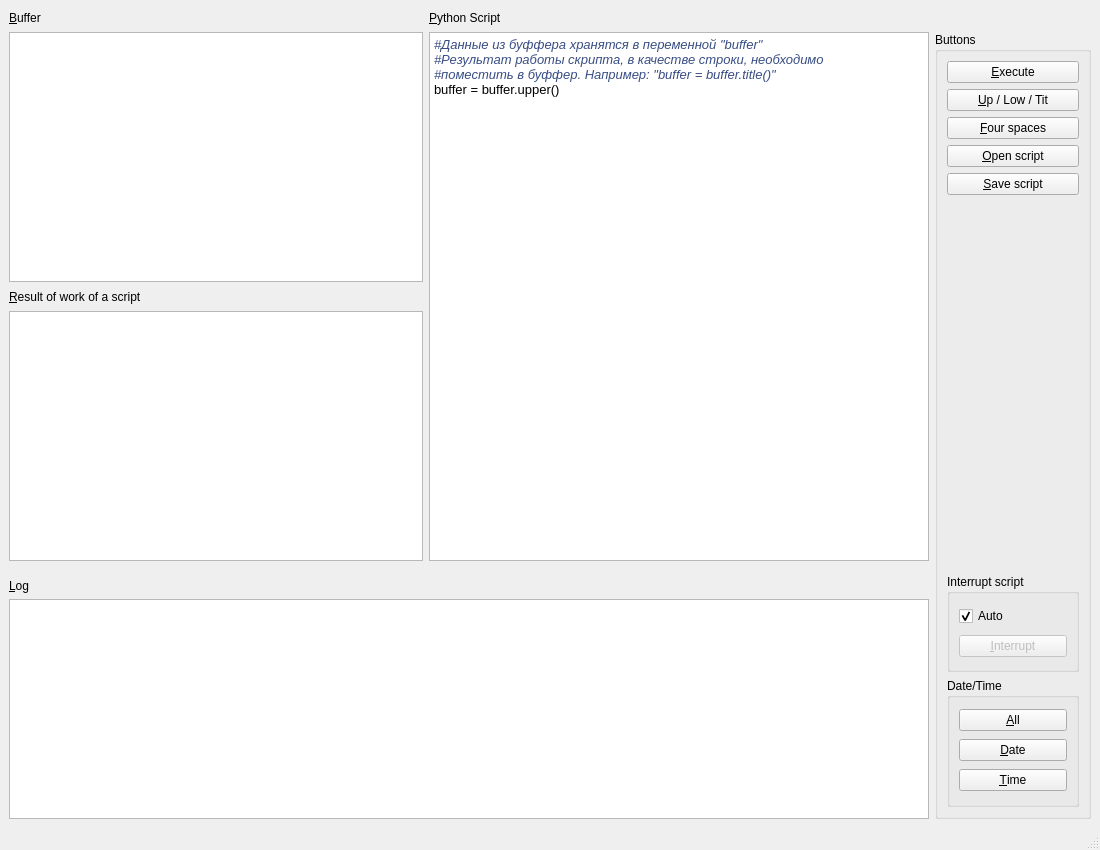
Mr-Morgan/Internships, file PythonScriptSupportQtWidgets/mainwindow.ui: the form before one commit.
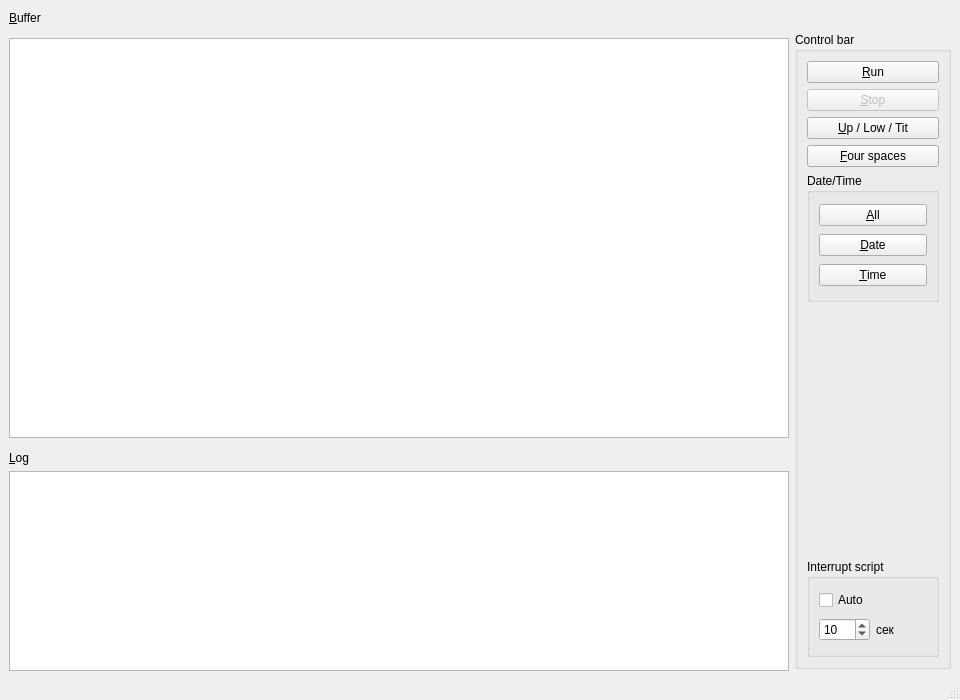
The form after the commit. Custom widgets are drawn as their Qt base class.

```diff
--- a/PythonScriptSupportQtWidgets/mainwindow.ui
+++ b/PythonScriptSupportQtWidgets/mainwindow.ui
@@ -6,14 +6,14 @@
    <rect>
     <x>0</x>
     <y>0</y>
-    <width>1100</width>
-    <height>850</height>
+    <width>960</width>
+    <height>700</height>
    </rect>
   </property>
   <property name="minimumSize">
    <size>
     <width>960</width>
-    <height>850</height>
+    <height>700</height>
    </size>
   </property>
   <property name="windowTitle">
@@ -37,23 +37,67 @@
       </property>
      </widget>
     </item>
-    <item row="0" column="1" colspan="2">
-     <widget class="QLabel" name="label_2">
-      <property name="text">
-       <string>&amp;Python Script</string>
-      </property>
-      <property name="buddy">
-       <cstring>pyScriptEdit</cstring>
+    <item row="2" column="0" rowspan="2">
+     <widget class="TextEdit" name="textEdit">
+      <property name="minimumSize">
+       <size>
+        <width>0</width>
+        <height>400</height>
+       </size>
       </property>
      </widget>
     </item>
-    <item row="1" column="3" rowspan="8">
+    <item row="1" column="1" rowspan="7" colspan="2">
      <widget class="QGroupBox" name="groupBox_2">
       <property name="title">
-       <string>Buttons</string>
+       <string>Control bar</string>
       </property>
       <layout class="QGridLayout" name="gridLayout_3">
-       <item row="8" column="0">
+       <item row="2" column="0">
+        <widget class="QPushButton" name="UpperLowerTitleButton">
+         <property name="text">
+          <string>&amp;Up / Low / Tit</string>
+         </property>
+        </widget>
+       </item>
+       <item row="0" column="0">
+        <widget class="QPushButton" name="pushButton">
+         <property name="text">
+          <string>&amp;Run</string>
+         </property>
+        </widget>
+       </item>
+       <item row="1" column="0">
+        <widget class="QPushButton" name="interruptButton">
+         <property name="enabled">
+          <bool>false</bool>
+         </property>
+         <property name="text">
+          <string>&amp;Stop</string>
+         </property>
+        </widget>
+       </item>
+       <item row="3" column="0">
+        <widget class="QPushButton" name="fourSpacesButton">
+         <property name="text">
+          <string>&amp;Four spaces</string>
+         </property>
+        </widget>
+       </item>
+       <item row="7" column="0">
+        <spacer name="verticalSpacer">
+         <property name="orientation">
+          <enum>Qt::Vertical</enum>
+         </property>
+         <property name="sizeHint" stdset="0">
+          <size>
+           <width>20</width>
+           <height>40</height>
+          </size>
+         </property>
+        </spacer>
+       </item>
+       <item row="4" column="0">
         <widget class="QGroupBox" name="groupBox">
          <property name="minimumSize">
           <size>
@@ -95,55 +139,7 @@
          </layout>
         </widget>
        </item>
-       <item row="2" column="0">
-        <widget class="QPushButton" name="fourSpacesButton">
-         <property name="text">
-          <string>&amp;Four spaces</string>
-         </property>
-        </widget>
-       </item>
-       <item row="1" column="0">
-        <widget class="QPushButton" name="UpperLowerTitleButton">
-         <property name="text">
-          <string>&amp;Up / Low / Tit</string>
-         </property>
-        </widget>
-       </item>
-       <item row="6" column="0">
-        <spacer name="verticalSpacer">
-         <property name="orientation">
-          <enum>Qt::Vertical</enum>
-         </property>
-         <property name="sizeHint" stdset="0">
-          <size>
-           <width>20</width>
-           <height>40</height>
-          </size>
-         </property>
-        </spacer>
-       </item>
-       <item row="3" column="0">
-        <widget class="QPushButton" name="openButton">
-         <property name="text">
-          <string>&amp;Open script</string>
-         </property>
-        </widget>
-       </item>
-       <item row="0" column="0">
-        <widget class="QPushButton" name="pushButton">
-         <property name="text">
-          <string>&amp;Execute</string>
-         </property>
-        </widget>
-       </item>
-       <item row="4" column="0">
-        <widget class="QPushButton" name="saveButton">
-         <property name="text">
-          <string>&amp;Save script</string>
-         </property>
-        </widget>
-       </item>
-       <item row="7" column="0">
+       <item row="8" column="0">
         <widget class="QGroupBox" name="groupBox_3">
          <property name="minimumSize">
           <size>
@@ -155,24 +151,31 @@
           <string>Interrupt script</string>
          </property>
          <layout class="QGridLayout" name="gridLayout_4">
-          <item row="0" column="0">
+          <item row="1" column="0">
+           <widget class="QSpinBox" name="spinBox">
+            <property name="value">
+             <number>10</number>
+            </property>
+           </widget>
+          </item>
+          <item row="1" column="1">
+           <widget class="QLabel" name="label_2">
+            <property name="text">
+             <string>сек</string>
+            </property>
+           </widget>
+          </item>
+          <item row="0" column="0" colspan="2">
            <widget class="QCheckBox" name="checkBox">
+            <property name="enabled">
+             <bool>true</bool>
+            </property>
             <property name="text">
              <string>Auto</string>
             </property>
             <property name="checked">
-             <bool>true</bool>
-            </property>
-           </widget>
-          </item>
-          <item row="1" column="0">
-           <widget class="QPushButton" name="interruptButton">
-            <property name="enabled">
              <bool>false</bool>
             </property>
-            <property name="text">
-             <string>&amp;Interrupt</string>
-            </property>
            </widget>
           </item>
          </layout>
@@ -181,33 +184,7 @@
       </layout>
      </widget>
     </item>
-    <item row="3" column="0" rowspan="2">
-     <widget class="QTextEdit" name="resultEdit">
-      <property name="minimumSize">
-       <size>
-        <width>0</width>
-        <height>250</height>
-       </size>
-      </property>
-     </widget>
-    </item>
-    <item row="2" column="0">
-     <widget class="QLabel" name="label_3">
-      <property name="minimumSize">
-       <size>
-        <width>0</width>
-        <height>17</height>
-       </size>
-      </property>
-      <property name="text">
-       <string>&amp;Result of work of a script</string>
-      </property>
-      <property name="buddy">
-       <cstring>resultEdit</cstring>
-      </property>
-     </widget>
-    </item>
-    <item row="7" column="0" colspan="3">
+    <item row="6" column="0">
      <widget class="QLabel" name="label_4">
       <property name="text">
        <string>&amp;Log</string>
@@ -217,17 +194,7 @@
       </property>
      </widget>
     </item>
-    <item row="1" column="0">
-     <widget class="QTextEdit" name="textEdit">
-      <property name="minimumSize">
-       <size>
-        <width>0</width>
-        <height>250</height>
-       </size>
-      </property>
-     </widget>
-    </item>
-    <item row="8" column="0" colspan="3">
+    <item row="7" column="0">
      <widget class="QTextEdit" name="logEdit">
       <property name="minimumSize">
        <size>
@@ -235,6 +202,12 @@
         <height>200</height>
        </size>
       </property>
+      <property name="maximumSize">
+       <size>
+        <width>800</width>
+        <height>16777215</height>
+       </size>
+      </property>
       <property name="font">
        <font>
         <pointsize>10</pointsize>
@@ -253,26 +226,6 @@
       </property>
      </widget>
     </item>
-    <item row="1" column="1" rowspan="4" colspan="2">
-     <widget class="QTextEdit" name="pyScriptEdit">
-      <property name="minimumSize">
-       <size>
-        <width>500</width>
-        <height>0</height>
-       </size>
-      </property>
-      <property name="html">
-       <string>&lt;!DOCTYPE HTML PUBLIC &quot;-//W3C//DTD HTML 4.0//EN&quot; &quot;http://www.w3.org/TR/REC-html40/strict.dtd&quot;&gt;
-&lt;html&gt;&lt;head&gt;&lt;meta name=&quot;qrichtext&quot; content=&quot;1&quot; /&gt;&lt;style type=&quot;text/css&quot;&gt;
-p, li { white-space: pre-wrap; }
-&lt;/style&gt;&lt;/head&gt;&lt;body style=&quot; font-family:'Ubuntu'; font-size:11pt; font-weight:400; font-style:normal;&quot;&gt;
-&lt;p style=&quot; margin-top:0px; margin-bottom:0px; margin-left:0px; margin-right:0px; -qt-block-indent:0; text-indent:0px;&quot;&gt;&lt;span style=&quot; font-size:10pt; font-style:italic; color:#384d84;&quot;&gt;#Данные из буффера хранятся в переменной &amp;quot;buffer&amp;quot; &lt;/span&gt;&lt;/p&gt;
-&lt;p style=&quot; margin-top:0px; margin-bottom:0px; margin-left:0px; margin-right:0px; -qt-block-indent:0; text-indent:0px;&quot;&gt;&lt;span style=&quot; font-family:'monospace'; font-size:10pt; font-style:italic; color:#384d84;&quot;&gt;#Результат работы скрипта, в качестве строки, необходимо &lt;/span&gt;&lt;/p&gt;
-&lt;p style=&quot; margin-top:0px; margin-bottom:0px; margin-left:0px; margin-right:0px; -qt-block-indent:0; text-indent:0px;&quot;&gt;&lt;span style=&quot; font-family:'monospace'; font-size:10pt; font-style:italic; color:#384d84;&quot;&gt;#поместить в буффер. Например: &amp;quot;buffer = buffer.title()&amp;quot;&lt;/span&gt;&lt;/p&gt;
-&lt;p style=&quot; margin-top:0px; margin-bottom:0px; margin-left:0px; margin-right:0px; -qt-block-indent:0; text-indent:0px;&quot;&gt;&lt;span style=&quot; font-family:'monospace'; font-size:10pt; color:#000000;&quot;&gt;buffer = buffer.upper()&lt;/span&gt;&lt;/p&gt;&lt;/body&gt;&lt;/html&gt;</string>
-      </property>
-     </widget>
-    </item>
    </layout>
   </widget>
   <widget class="QMenuBar" name="menubar">
@@ -287,6 +240,13 @@
   </widget>
   <widget class="QStatusBar" name="statusbar"/>
  </widget>
+ <customwidgets>
+  <customwidget>
+   <class>TextEdit</class>
+   <extends>QPlainTextEdit</extends>
+   <header>textedit.h</header>
+  </customwidget>
+ </customwidgets>
  <tabstops>
   <tabstop>textEdit</tabstop>
   <tabstop>pyScriptEdit</tabstop>
```
Left out of the diff: 5 changed lines with no effect on the pictures.
